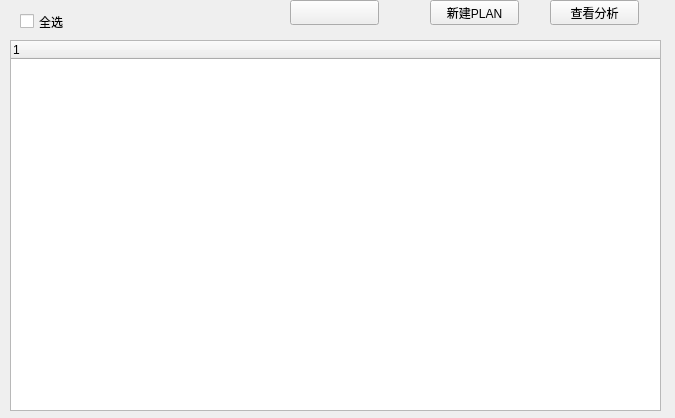
The window that parseresultwidget.ui (vince7839/GmsAutoTool) describes before a commit, drawn with Qt 5.
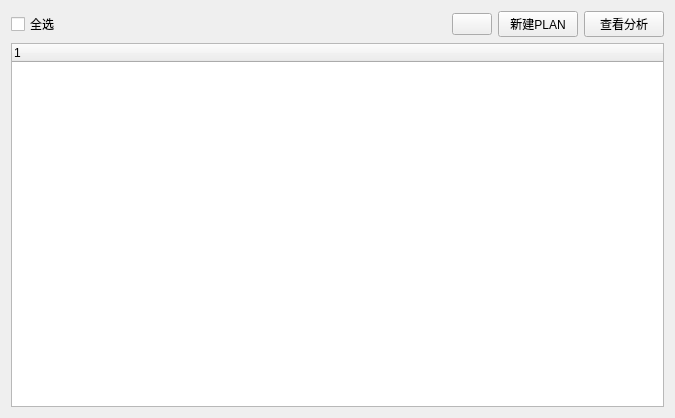
The same window after the commit.

Commit message: 加入ExtendWidget,和result界面筛选功能

```diff
--- a/parseresultwidget.ui
+++ b/parseresultwidget.ui
@@ -13,86 +13,69 @@
   <property name="windowTitle">
    <string>Form</string>
   </property>
-  <widget class="QTreeWidget" name="result_tree_widget">
-   <property name="geometry">
-    <rect>
-     <x>10</x>
-     <y>40</y>
-     <width>651</width>
-     <height>371</height>
-    </rect>
-   </property>
-   <column>
-    <property name="text">
-     <string notr="true">1</string>
-    </property>
-   </column>
-  </widget>
-  <widget class="QLabel" name="label_checked_count">
-   <property name="geometry">
-    <rect>
-     <x>106</x>
-     <y>10</y>
-     <width>111</width>
-     <height>20</height>
-    </rect>
-   </property>
-   <property name="text">
-    <string/>
-   </property>
-  </widget>
+  <layout class="QVBoxLayout" name="verticalLayout">
+   <item>
+    <layout class="QHBoxLayout" name="horizontalLayout">
+     <item>
   <widget class="QCheckBox" name="cbox_select_all">
-   <property name="geometry">
-    <rect>
-     <x>20</x>
-     <y>10</y>
-     <width>92</width>
-     <height>23</height>
-    </rect>
-   </property>
    <property name="text">
     <string>全选</string>
    </property>
   </widget>
+     </item>
+     <item>
+      <widget class="QLabel" name="label_checked_count">
+       <property name="text">
+        <string/>
+       </property>
+      </widget>
+     </item>
+     <item>
+      <spacer name="horizontalSpacer">
+       <property name="orientation">
+        <enum>Qt::Horizontal</enum>
+       </property>
+       <property name="sizeHint" stdset="0">
+        <size>
+         <width>40</width>
+         <height>20</height>
+        </size>
+       </property>
+      </spacer>
+     </item>
+     <item>
+      <widget class="QPushButton" name="btn_expand">
+       <property name="text">
+        <string/>
+       </property>
+      </widget>
+     </item>
+     <item>
   <widget class="QPushButton" name="btn_new_plan">
-   <property name="geometry">
-    <rect>
-     <x>430</x>
-     <y>0</y>
-     <width>89</width>
-     <height>25</height>
-    </rect>
-   </property>
    <property name="text">
     <string>新建PLAN</string>
    </property>
   </widget>
+     </item>
+     <item>
   <widget class="QPushButton" name="btn_solution">
-   <property name="geometry">
-    <rect>
-     <x>550</x>
-     <y>0</y>
-     <width>89</width>
-     <height>25</height>
-    </rect>
-   </property>
    <property name="text">
     <string>查看分析</string>
    </property>
   </widget>
-  <widget class="QPushButton" name="btn_expand">
-   <property name="geometry">
-    <rect>
-     <x>290</x>
-     <y>0</y>
-     <width>89</width>
-     <height>25</height>
-    </rect>
-   </property>
+     </item>
+    </layout>
+   </item>
+   <item>
+    <widget class="QTreeWidget" name="result_tree_widget">
+     <column>
    <property name="text">
-    <string/>
-   </property>
-  </widget>
+       <string notr="true">1</string>
+      </property>
+     </column>
+    </widget>
+   </item>
+  </layout>
  </widget>
  <resources/>
  <connections/>
```
Lines whose indentation alone changed are shown as unchanged. The commit also changes 14 other files.
